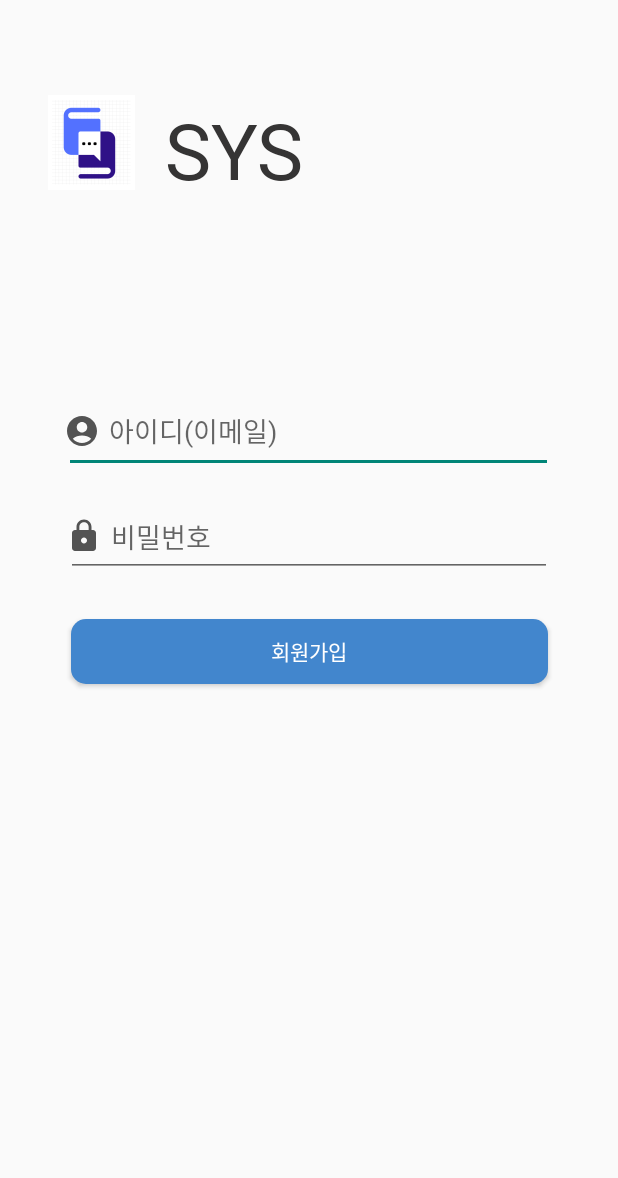
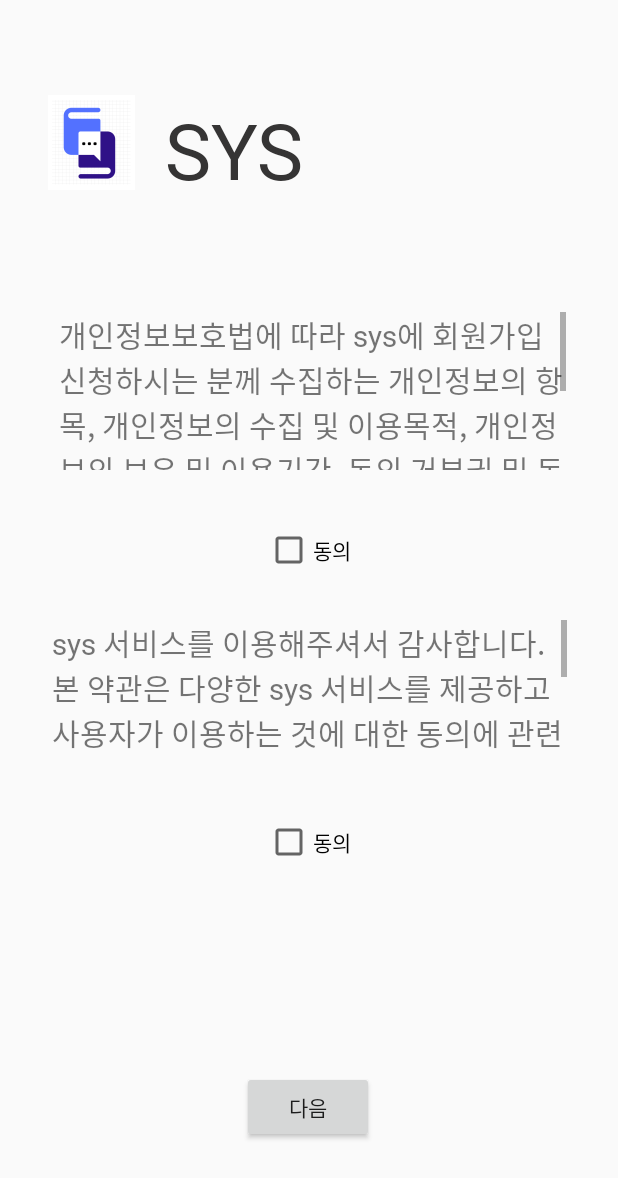
Before and after one commit to lola161385/team_UGS_Capstone, an Android app built with Jetpack Compose: the screen it shows after launch (RegisterActivity before the commit, AgreementActivity after it), after a tap on "회원가입", on a phone screen of 412 x 824 dp. Shown: the top 1178 px of the screen. Run offline under Robolectric (Android 15) with nearby library versions, the phone set to English and light mode, and no system bars; our stand-ins replace Firebase (no records; nobody signed in at launch, a user with empty details on screens opened directly).

Commit message:
add agreement

```diff
--- a/app/src/main/AndroidManifest.xml
+++ b/app/src/main/AndroidManifest.xml
@@ -22,6 +22,9 @@
             android:name=".RegisterActivity"
             android:exported="false" />
         <activity
+            android:name=".AgreementActivity"
+            android:exported="false" />
+        <activity
             android:name=".LoginActivity"
             android:exported="true"
             android:theme="@style/Theme.UGS">
--- /dev/null
+++ b/app/src/main/java/com/sahmyook/ugs/AgreementActivity.java
@@ -0,0 +1,28 @@
+package com.sahmyook.ugs;
+
+import android.os.Bundle;
+import androidx.appcompat.app.AppCompatActivity;
+import android.content.Intent;
+import android.os.Bundle;
+import android.view.View;
+import android.widget.Button;
+
+public class AgreementActivity extends AppCompatActivity {
+    private Button mBtnNext;
+
+    @Override
+    protected void onCreate(Bundle savedInstanceState) {
+        super.onCreate(savedInstanceState);
+        setContentView(R.layout.activity_agreement);
+
+        mBtnNext = findViewById(R.id.btn_next);
+
+        mBtnNext.setOnClickListener(new View.OnClickListener() {
+            @Override
+            public void onClick(View v) {
+                Intent intent = new Intent(AgreementActivity.this, RegisterActivity.class);
+                startActivity(intent);
+            }
+        });
+    }
+}
--- a/app/src/main/java/com/sahmyook/ugs/LoginActivity.java
+++ b/app/src/main/java/com/sahmyook/ugs/LoginActivity.java
@@ -62,7 +62,7 @@ public class LoginActivity extends AppCompatActivity {
         mBtnRegister.setOnClickListener(new View.OnClickListener() {
             @Override
             public void onClick(View v) {
-                Intent intent = new Intent(LoginActivity.this, RegisterActivity.class);
+                Intent intent = new Intent(LoginActivity.this, AgreementActivity.class);
                 startActivity(intent);
             }
         });
--- a/app/src/main/java/com/sahmyook/ugs/MainActivity.java
+++ b/app/src/main/java/com/sahmyook/ugs/MainActivity.java
@@ -26,7 +26,7 @@ public class MainActivity extends AppCompatActivity {
                 finish();
             }
         });
-        //제발 돼
+
         // 계정 탈퇴 할때는
         // mFireBaseAuth.getCurrentUser().delete();
     }
--- /dev/null
+++ b/app/src/main/res/layout/activity_agreement.xml
@@ -0,0 +1,125 @@
+<?xml version="1.0" encoding="utf-8"?>
+<androidx.constraintlayout.widget.ConstraintLayout xmlns:android="http://schemas.android.com/apk/res/android"
+    xmlns:app="http://schemas.android.com/apk/res-auto"
+    xmlns:tools="http://schemas.android.com/tools"
+    android:layout_width="match_parent"
+    android:layout_height="match_parent">
+
+    <TextView
+        android:id="@+id/textView3"
+        android:layout_width="127dp"
+        android:layout_height="66dp"
+        android:layout_marginEnd="192dp"
+        android:text="SYS"
+        android:textAlignment="center"
+        android:textAllCaps="false"
+        android:textColor="#353434"
+        android:textSize="52sp"
+        android:textStyle="bold"
+        app:layout_constraintBottom_toBottomOf="parent"
+        app:layout_constraintEnd_toEndOf="parent"
+        app:layout_constraintTop_toTopOf="parent"
+        app:layout_constraintVertical_bias="0.085" />
+
+    <ImageButton
+        android:id="@+id/imageButton4"
+        android:layout_width="58dp"
+        android:layout_height="63dp"
+        app:layout_constraintBottom_toBottomOf="parent"
+        app:layout_constraintEnd_toStartOf="@+id/textView3"
+        app:layout_constraintHorizontal_bias="0.914"
+        app:layout_constraintStart_toStartOf="parent"
+        app:layout_constraintTop_toTopOf="parent"
+        app:layout_constraintVertical_bias="0.083"
+        app:srcCompat="@mipmap/ic_main_round" />
+
+    <Button
+        android:id="@+id/btn_next"
+        android:layout_width="wrap_content"
+        android:layout_height="wrap_content"
+        android:text="다음"
+        app:layout_constraintBottom_toBottomOf="parent"
+        app:layout_constraintEnd_toEndOf="parent"
+        app:layout_constraintHorizontal_bias="0.498"
+        app:layout_constraintStart_toStartOf="parent"
+        app:layout_constraintTop_toTopOf="parent"
+        app:layout_constraintVertical_bias="0.92" />
+
+    <CheckBox
+        android:id="@+id/checkBox"
+        android:layout_width="wrap_content"
+        android:layout_height="wrap_content"
+        android:text="동의"
+        app:layout_constraintBottom_toBottomOf="parent"
+        app:layout_constraintEnd_toEndOf="parent"
+        app:layout_constraintHorizontal_bias="0.498"
+        app:layout_constraintStart_toStartOf="parent"
+        app:layout_constraintTop_toTopOf="parent"
+        app:layout_constraintVertical_bias="0.443" />
+
+    <CheckBox
+        android:id="@+id/checkBox2"
+        android:layout_width="wrap_content"
+        android:layout_height="wrap_content"
+        android:text="동의"
+        app:layout_constraintBottom_toTopOf="@+id/btn_next"
+        app:layout_constraintEnd_toEndOf="parent"
+        app:layout_constraintHorizontal_bias="0.498"
+        app:layout_constraintStart_toStartOf="parent"
+        app:layout_constraintTop_toTopOf="parent"
+        app:layout_constraintVertical_bias="0.8" />
+
+    <ScrollView
+        android:id="@+id/scroll_agreement1"
+        android:layout_width="338dp"
+        android:layout_height="105dp"
+        android:fillViewport="true"
+        app:layout_constraintBottom_toBottomOf="parent"
+        app:layout_constraintEnd_toEndOf="parent"
+        app:layout_constraintHorizontal_bias="0.534"
+        app:layout_constraintStart_toStartOf="parent"
+        app:layout_constraintTop_toTopOf="parent"
+        app:layout_constraintVertical_bias="0.289">
+
+        <LinearLayout
+            android:layout_width="match_parent"
+            android:layout_height="wrap_content"
+            android:orientation="vertical" >
+            <TextView
+                android:layout_width="wrap_content"
+                android:layout_height="wrap_content"
+                android:textSize="20sp"
+                android:text="개인정보보호법에 따라 sys에 회원가입 신청하시는 분께 수집하는 개인정보의 항목, 개인정보의 수집 및 이용목적, 개인정보의 보유 및 이용기간, 동의 거부권 및 동의 거부 시 불이익에 관한 사항을 안내 드리오니 자세히 읽은 후 동의하여 주시기 바랍니다."/>
+
+
+
+        </LinearLayout>
+    </ScrollView>
+
+    <ScrollView
+        android:id="@+id/scroll_agreement2"
+        android:layout_width="343dp"
+        android:layout_height="95dp"
+        android:fillViewport="true"
+        app:layout_constraintBottom_toBottomOf="parent"
+        app:layout_constraintEnd_toEndOf="parent"
+        app:layout_constraintStart_toStartOf="parent"
+        app:layout_constraintTop_toTopOf="parent"
+        app:layout_constraintVertical_bias="0.567">
+
+        <LinearLayout
+            android:layout_width="match_parent"
+            android:layout_height="wrap_content"
+            android:orientation="vertical" >
+            <TextView
+                android:layout_width="wrap_content"
+                android:layout_height="wrap_content"
+                android:textSize="20sp"
+                android:text="sys 서비스를 이용해주셔서 감사합니다. 본 약관은 다양한 sys 서비스를 제공하고 사용자가 이용하는 것에 대한 동의에 관련된 내용이며 해당 약관을 동의하신 후 회원가입을 진행 할 수 있습니다. 회원가입 진행 시 사용자에게는
+                아이디, 비밀번호, 닉네임, 프로필을 필수로 등록해주셔야 합니다."/>
+
+
+
+        </LinearLayout>
+    </ScrollView>
+</androidx.constraintlayout.widget.ConstraintLayout>
```
